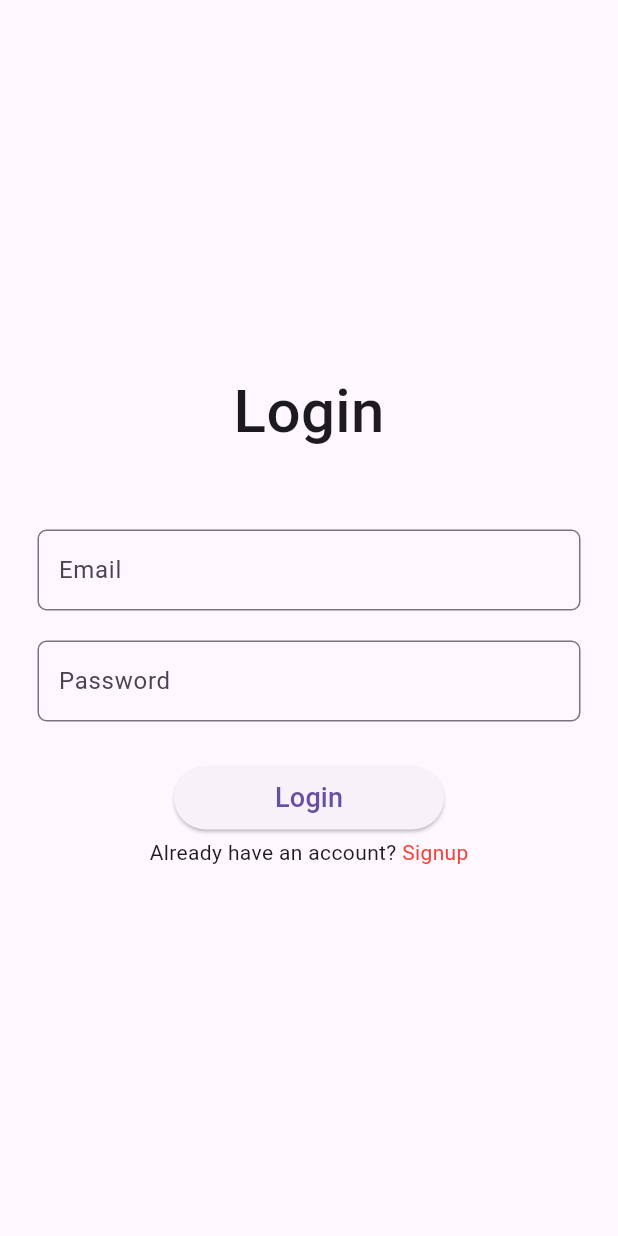
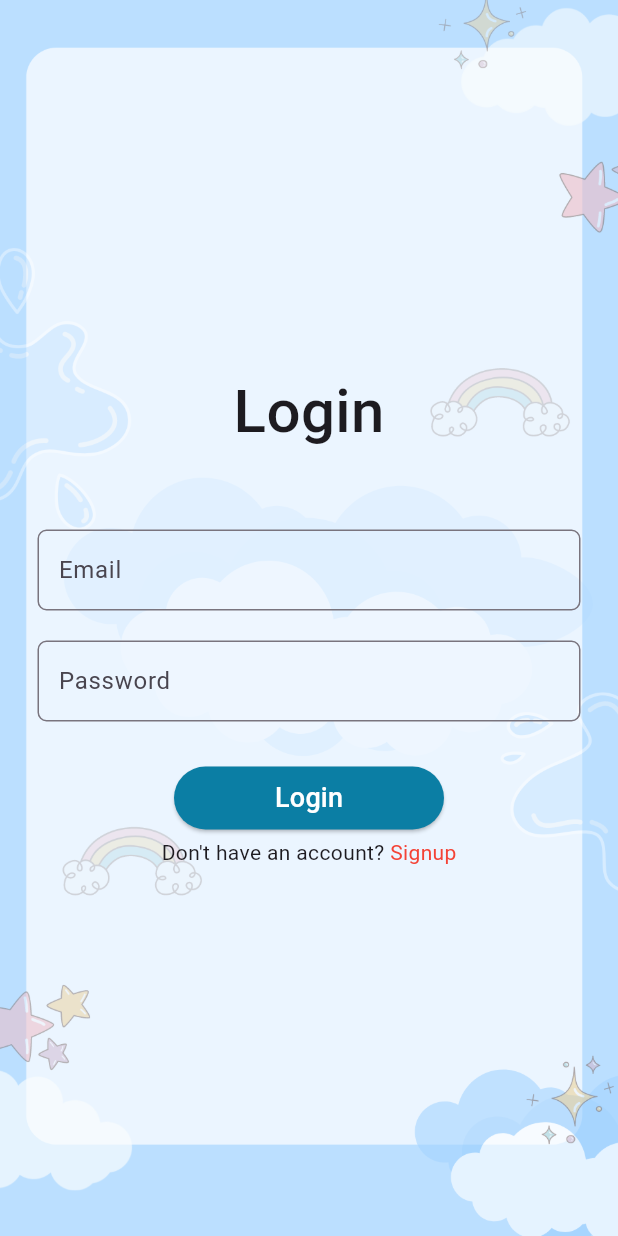
Before and after one commit to Thuvarakan-97/Online-Learning, a Flutter app: the screen it shows after launch, on a phone screen of 412 x 824 dp. Run offline on Flutter 3.47's test engine with Material 3 defaults, Android fonts, the phone set to English and light mode, and no system bars; our stand-ins replace firebase_auth, firebase_core; accounts and stored records are empty.

Commit message:
added admin login

```diff
--- a/lib/admin/adminhome_screen.dart
+++ b/lib/admin/adminhome_screen.dart
@@ -4,7 +4,7 @@ import 'package:online_learning/auth/login_screen.dart';
 import 'package:online_learning/widgets/button.dart';
 
 class AdminhomeomeScreen extends StatelessWidget {
-  const AdminhomeomeScreen({Key? key});
+  const AdminhomeomeScreen({super.key});
 
   @override
   Widget build(BuildContext context) {
--- a/lib/auth/login_screen.dart
+++ b/lib/auth/login_screen.dart
@@ -1,15 +1,14 @@
 import 'dart:developer';
-
+import 'package:flutter/material.dart';
 import 'package:online_learning/auth/auth_service.dart';
 import 'package:online_learning/auth/signup_screen.dart';
 import 'package:online_learning/admin/adminhome_screen.dart';
 import 'package:online_learning/home_screen.dart';
 import 'package:online_learning/widgets/button.dart';
 import 'package:online_learning/widgets/textfield.dart';
-import 'package:flutter/material.dart';
 
 class LoginScreen extends StatefulWidget {
-  const LoginScreen({super.key});
+  const LoginScreen({Key? key}) : super(key: key);
 
   @override
   State<LoginScreen> createState() => _LoginScreenState();
@@ -31,7 +30,14 @@ class _LoginScreenState extends State<LoginScreen> {
   @override
   Widget build(BuildContext context) {
     return Scaffold(
-      body: Padding(
+      body: Container(
+        decoration: BoxDecoration(
+          image: DecorationImage(
+            image: AssetImage("assets/PMSbackground.png"),
+            fit: BoxFit.cover,
+          ),
+        ),
+        child: Padding(
           padding: const EdgeInsets.symmetric(horizontal: 25),
           child: Column(
             children: [
@@ -54,10 +60,12 @@ class _LoginScreenState extends State<LoginScreen> {
               CustomButton(
                 label: "Login",
                 onPressed: _login,
+                textColor: Colors.white, // Text color
+               buttonColor:Color.fromARGB(255, 11, 126, 164), // Button color
               ),
               const SizedBox(height: 5),
               Row(mainAxisAlignment: MainAxisAlignment.center, children: [
-              const Text("Already have an account? "),
+                const Text("Don't have an account? "),
                 InkWell(
                   onTap: () => goToSignup(context),
                   child:
@@ -66,6 +74,7 @@ class _LoginScreenState extends State<LoginScreen> {
               ]),
               const Spacer()
             ],
+          ),
         ),
       ),
     );
@@ -81,8 +90,14 @@ class _LoginScreenState extends State<LoginScreen> {
         MaterialPageRoute(builder: (context) => const HomeScreen()),
       );
 
+  goToAdminHome(BuildContext context) => Navigator.push(
+        context,
+        MaterialPageRoute(builder: (context) => const AdminhomeomeScreen()),
+      );
+
   _login() async {
-  final user = await _auth.loginUserWithEmailAndPassword(_email.text, _password.text);
+    final user =
+        await _auth.loginUserWithEmailAndPassword(_email.text, _password.text);
 
     if (user != null) {
       log("User Logged In");
@@ -97,8 +112,4 @@ _login() async {
       }
     }
   }
-goToAdminHome(BuildContext context) => Navigator.push(
-  context,
-  MaterialPageRoute(builder: (context) => AdminhomeomeScreen()),
-);
 }
--- a/lib/widgets/button.dart
+++ b/lib/widgets/button.dart
@@ -1,20 +1,41 @@
 import 'package:flutter/material.dart';
 
 class CustomButton extends StatelessWidget {
-  const CustomButton({super.key, required this.label, this.onPressed});
+  const CustomButton({
+    Key? key,
+    required this.label,
+    required this.onPressed,
+    this.textColor = Colors.white,
+    this.buttonColor = Colors.blue,
+    this.width = 180,
+    this.height = 42,
+  }) : super(key: key);
+
   final String label;
-  final void Function()? onPressed;
+  final VoidCallback onPressed;
+  final Color textColor;
+  final Color buttonColor;
+  final double width;
+  final double height;
 
   @override
   Widget build(BuildContext context) {
     return SizedBox(
-        width: 180,
-        height: 42,
-        child: ElevatedButton(
-            onPressed: onPressed,
-            child: Text(
-              label,
-              style: const TextStyle(fontSize: 18),
-            )));
+      width: width,
+      height: height,
+      child: ElevatedButton(
+        onPressed: onPressed,
+        style: ButtonStyle(
+          backgroundColor: MaterialStateProperty.all<Color>(buttonColor),
+        ),
+        child: Text(
+          label,
+          style: TextStyle(
+            fontSize: 18,
+            color: textColor,
+          ),
+        ),
+      ),
+    );
   }
 }
```
Also changed, not shown: pubspec.yaml (+7 -2 lines), assets/PMSbackground.png (added). Lines whose indentation alone changed are shown as unchanged.
